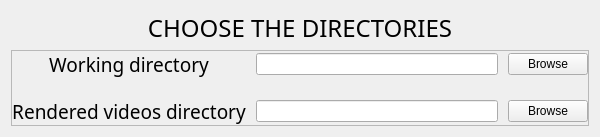
Old version of the form windows/preferences.ui in the repository victormac3000/Fusion_ffmpeg_studio.
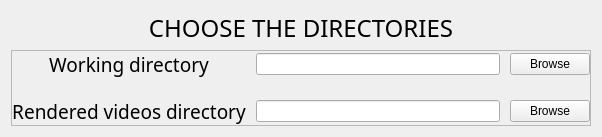
New version of the form.

What changed in the file:
```diff
--- a/windows/preferences.ui
+++ b/windows/preferences.ui
@@ -6,8 +6,8 @@
    <rect>
     <x>0</x>
     <y>0</y>
-    <width>600</width>
-    <height>133</height>
+    <width>602</width>
+    <height>129</height>
    </rect>
   </property>
   <property name="minimumSize">
```
